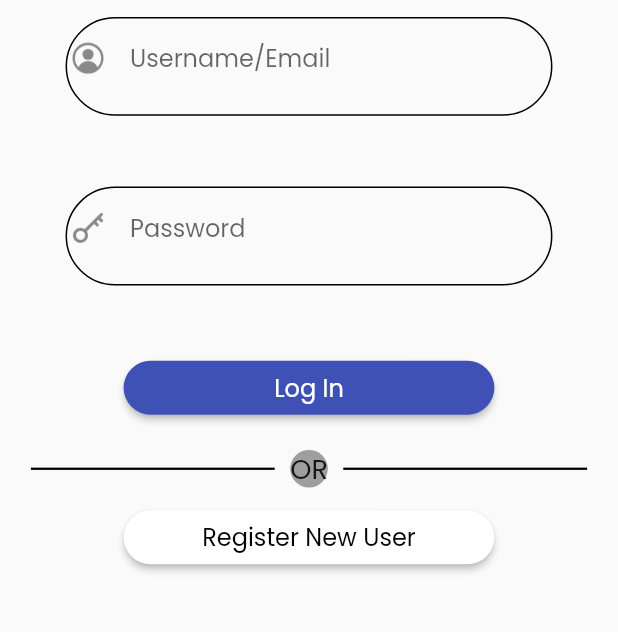
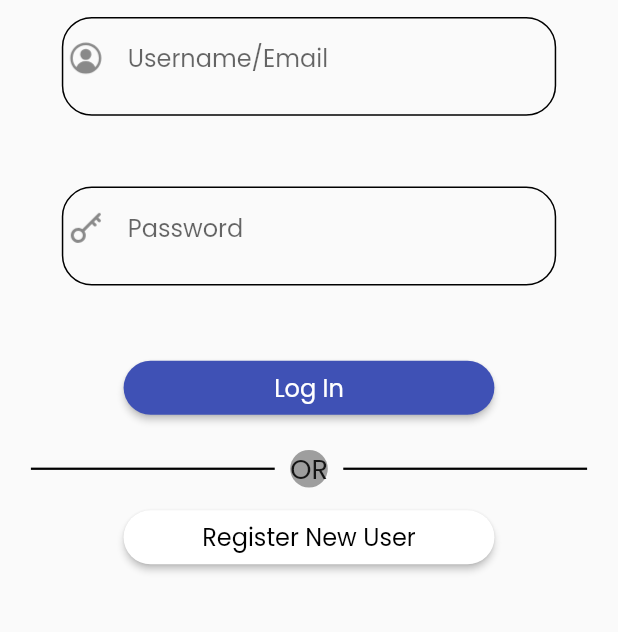
Before and after one commit to rnjema/Home-Automation_Final-Year-Project--_-, a Flutter app: the screen it shows after launch, after a tap on "Login", on a phone screen of 412 x 824 dp, the part 315-947 px from its top. Run offline on Flutter 3.47's test engine with Material 2 defaults, Android fonts, the phone set to English and light mode, and no system bars; our stand-ins replace flutter_svg, flutter_svg_provider; missing offline and left inert: dart:html.

Commit message:
Updated decoration and size attributes

```diff
--- a/UI/app/shautom/lib/views/containers.dart
+++ b/UI/app/shautom/lib/views/containers.dart
@@ -11,15 +11,15 @@ class TextFieldContainer extends StatelessWidget {
   Widget build(BuildContext context) {
     Size size = MediaQuery.of(context).size;
     return Container(
-      margin: EdgeInsets.symmetric(vertical: 3, horizontal: 2.5),
-      padding: EdgeInsets.symmetric(horizontal: 2, vertical: 2.5),
-      width: size.width * 0.4,
+      margin: EdgeInsets.symmetric(vertical: 3, horizontal: 0),
+      padding: EdgeInsets.symmetric(horizontal: 3, vertical: 2.5),
+      width: size.width * 0.6,
       height: size.height * 0.08,
       decoration: BoxDecoration(
           color: Colors.transparent,
           shape: BoxShape.rectangle,
           border: Border.all(color: Colors.black, width: 1),
-          borderRadius: BorderRadius.circular(40)),
+          borderRadius: BorderRadius.circular(20)),
       child: child,
     );
   }
```
